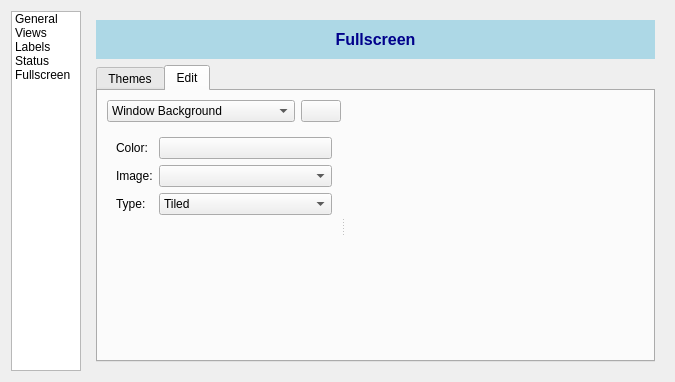
Qt form src/ui/settings.ui (olivierkes/manuskript) before a commit.
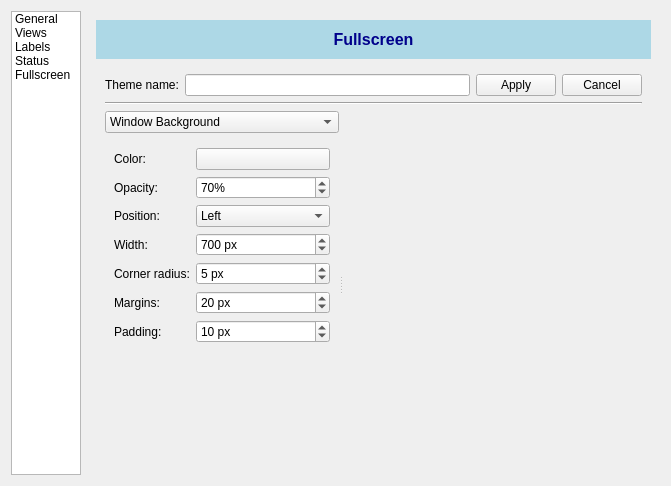
The same form after that commit. The open tabs and pages were chosen to show the change. Icons and pictures are not drawn.

Commit message: Theme, preview, and eternal logos

What changed in the file:
```diff
--- a/src/ui/settings.ui
+++ b/src/ui/settings.ui
@@ -6,8 +6,8 @@
    <rect>
     <x>0</x>
     <y>0</y>
-    <width>634</width>
-    <height>382</height>
+    <width>658</width>
+    <height>486</height>
    </rect>
   </property>
   <property name="windowTitle">
@@ -1505,14 +1505,11 @@
         </widget>
        </item>
        <item>
-        <widget class="QTabWidget" name="tabWidget">
+        <widget class="QStackedWidget" name="themeStack">
          <property name="currentIndex">
           <number>1</number>
          </property>
-         <widget class="QWidget" name="tab_4">
-          <attribute name="title">
-           <string>Themes</string>
-          </attribute>
+         <widget class="QWidget" name="stackedWidgetPage1_3" native="true">
           <layout class="QVBoxLayout" name="verticalLayout_12">
            <item>
             <widget class="QListWidget" name="listWidget"/>
@@ -1567,11 +1564,55 @@
            </item>
           </layout>
          </widget>
-         <widget class="QWidget" name="tab_5">
-          <attribute name="title">
-           <string>Edit</string>
-          </attribute>
+         <widget class="QWidget" name="stackedWidgetPage2_3" native="true">
           <layout class="QVBoxLayout" name="verticalLayout_13">
+           <item>
+            <layout class="QHBoxLayout" name="horizontalLayout_10">
+             <item>
+              <widget class="QLabel" name="label_33">
+               <property name="text">
+                <string>Theme name:</string>
+               </property>
+              </widget>
+             </item>
+             <item>
+              <widget class="QLineEdit" name="txtThemeName"/>
+             </item>
+             <item>
+              <widget class="QPushButton" name="btnThemeEditOK">
+               <property name="sizePolicy">
+                <sizepolicy hsizetype="Fixed" vsizetype="Fixed">
+                 <horstretch>0</horstretch>
+                 <verstretch>0</verstretch>
+                </sizepolicy>
+               </property>
+               <property name="text">
+                <string>Apply</string>
+               </property>
+              </widget>
+             </item>
+             <item>
+              <widget class="QPushButton" name="btnThemeEditCancel">
+               <property name="sizePolicy">
+                <sizepolicy hsizetype="Fixed" vsizetype="Fixed">
+                 <horstretch>0</horstretch>
+                 <verstretch>0</verstretch>
+                </sizepolicy>
+               </property>
+               <property name="text">
+                <string>Cancel</string>
+               </property>
+              </widget>
+             </item>
+            </layout>
+           </item>
+           <item>
+            <widget class="Line" name="line">
+             <property name="orientation">
+              <enum>Qt::Horizontal</enum>
+             </property>
+            </widget>
+           </item>
            <item>
             <widget class="QSplitter" name="splitter">
              <property name="orientation">
@@ -1586,48 +1627,31 @@
              <widget class="QWidget" name="">
               <layout class="QVBoxLayout" name="verticalLayout_14">
                <item>
-                <layout class="QHBoxLayout" name="horizontalLayout_10">
+                <widget class="QComboBox" name="cmbThemeEdit">
                  <item>
-                  <widget class="QComboBox" name="cmbThemeEdit">
-                   <item>
-                    <property name="text">
-                     <string>Window Background</string>
-                    </property>
-                   </item>
-                   <item>
-                    <property name="text">
-                     <string>Text Background</string>
-                    </property>
-                   </item>
-                   <item>
-                    <property name="text">
-                     <string>Text Options</string>
-                    </property>
-                   </item>
-                   <item>
-                    <property name="text">
-                     <string>Paragraph Options</string>
-                    </property>
-                   </item>
-                  </widget>
+                  <property name="text">
+                   <string>Window Background</string>
+                  </property>
                  </item>
                  <item>
-                  <widget class="QPushButton" name="btnThemeEditOK">
-                   <property name="sizePolicy">
-                    <sizepolicy hsizetype="Fixed" vsizetype="Fixed">
-                     <horstretch>0</horstretch>
-                     <verstretch>0</verstretch>
-                    </sizepolicy>
-                   </property>
-                   <property name="text">
-                    <string/>
-                   </property>
-                  </widget>
+                  <property name="text">
+                   <string>Text Background</string>
+                  </property>
                  </item>
-                </layout>
+                 <item>
+                  <property name="text">
+                   <string>Text Options</string>
+                  </property>
+                 </item>
+                 <item>
+                  <property name="text">
+                   <string>Paragraph Options</string>
+                  </property>
+                 </item>
+                </widget>
                </item>
                <item>
-                <widget class="QStackedWidget" name="themeStack">
+                <widget class="QStackedWidget" name="themeEditStack">
                  <property name="currentIndex">
                   <number>0</number>
                  </property>
@@ -1669,6 +1693,11 @@
                    </item>
                    <item row="2" column="1">
                     <widget class="QComboBox" name="cmbThemBackgroundType">
+                     <item>
+                      <property name="text">
+                       <string>No Image</string>
+                      </property>
+                     </item>
                      <item>
                       <property name="text">
                        <string>Tiled</string>
@@ -1862,6 +1891,35 @@
                      </property>
                     </widget>
                    </item>
+                   <item row="6" column="0">
+                    <widget class="QLabel" name="label_34">
+                     <property name="text">
+                      <string>Padding:</string>
+                     </property>
+                    </widget>
+                   </item>
+                   <item row="6" column="1">
+                    <widget class="QSpinBox" name="spnThemeTextPadding">
+                     <property name="sizePolicy">
+                      <sizepolicy hsizetype="Preferred" vsizetype="Fixed">
+                       <horstretch>0</horstretch>
+                       <verstretch>0</verstretch>
+                      </sizepolicy>
+                     </property>
+                     <property name="suffix">
+                      <string> px</string>
+                     </property>
+                     <property name="minimum">
+                      <number>0</number>
+                     </property>
+                     <property name="maximum">
+                      <number>199</number>
+                     </property>
+                     <property name="value">
+                      <number>10</number>
+                     </property>
+                    </widget>
+                   </item>
                   </layout>
                  </widget>
                  <widget class="QWidget" name="page_2">
```
Left out of the diff: 68 changed lines with no effect on the pictures. The commit also changes 8 other files.
